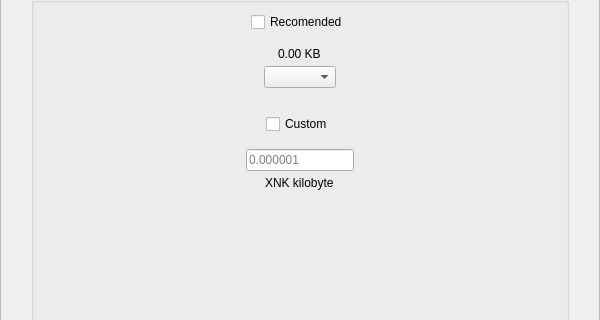
Qt form src/qt/encocoin/forms/sendcustomfeedialog.ui (kopernikus-git/xnk-1) before a commit; both pictures show x 0 to 600 and y 132 to 452 of the 600 by 550 pixel window.
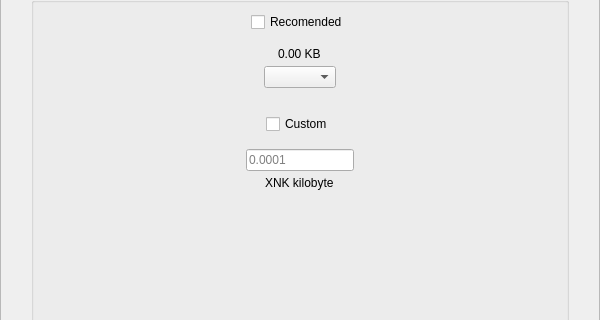
The same form after that commit.

Diff of the .ui file:
```diff
--- a/src/qt/encocoin/forms/sendcustomfeedialog.ui
+++ b/src/qt/encocoin/forms/sendcustomfeedialog.ui
@@ -280,7 +280,7 @@
            <item alignment="Qt::AlignHCenter">
             <widget class="QLineEdit" name="lineEditCustomFee">
              <property name="placeholderText">
-              <string notr="true">0.000001</string>
+              <string notr="true">0.0001</string>
              </property>
             </widget>
            </item>
```
